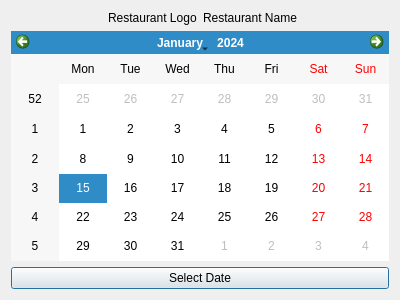
The window that calendardialog.ui (PeteCastle/PEx5) describes before a commit, drawn with Qt 5.
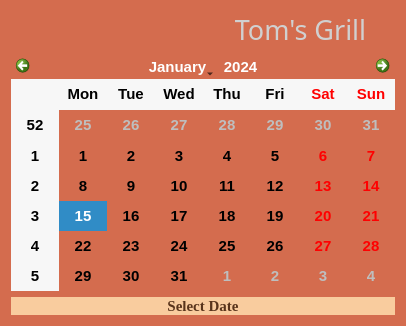
The same window after the commit. Icons and pictures are not drawn.

```diff
--- a/calendardialog.ui
+++ b/calendardialog.ui
@@ -6,37 +6,71 @@
    <rect>
     <x>0</x>
     <y>0</y>
-    <width>400</width>
-    <height>300</height>
+    <width>406</width>
+    <height>326</height>
    </rect>
   </property>
   <property name="windowTitle">
-   <string>Dialog</string>
+   <string>Calendar</string>
+  </property>
+  <property name="styleSheet">
+   <string notr="true">background-color: rgb(212, 108, 78);</string>
   </property>
   <layout class="QVBoxLayout" name="verticalLayout">
    <item>
     <layout class="QHBoxLayout" name="horizontalLayout">
-     <item alignment="Qt::AlignRight">
+     <item>
       <widget class="QLabel" name="label">
+       <property name="styleSheet">
+        <string notr="true">image: url(:/logo/pictures/logo 4.png);</string>
+       </property>
        <property name="text">
-        <string>Restaurant Logo</string>
+        <string/>
        </property>
       </widget>
      </item>
      <item>
       <widget class="QLabel" name="label_2">
+       <property name="font">
+        <font>
+         <family>Vineta BT</family>
+         <pointsize>16</pointsize>
+        </font>
+       </property>
+       <property name="styleSheet">
+        <string notr="true">color: rgb(208, 208, 208);</string>
+       </property>
        <property name="text">
-        <string>Restaurant Name</string>
+        <string>&lt;html&gt;&lt;head/&gt;&lt;body&gt;&lt;p align=&quot;center&quot;&gt;&lt;span style=&quot; font-size:20pt;&quot;&gt;Tom's Grill&lt;/span&gt;&lt;/p&gt;&lt;/body&gt;&lt;/html&gt;</string>
        </property>
       </widget>
      </item>
     </layout>
    </item>
    <item>
-    <widget class="QCalendarWidget" name="calendarWidget"/>
+    <widget class="QCalendarWidget" name="calendarWidget">
+     <property name="font">
+      <font>
+       <pointsize>11</pointsize>
+       <bold>true</bold>
+      </font>
+     </property>
+    </widget>
    </item>
    <item>
     <widget class="QPushButton" name="pushButton">
+     <property name="font">
+      <font>
+       <family>Georgia</family>
+       <pointsize>11</pointsize>
+       <bold>true</bold>
+      </font>
+     </property>
+     <property name="styleSheet">
+      <string notr="true">background-color: rgb(249, 204, 158);
+color: rgb(89, 52, 27);
+border-radius: 10px;</string>
+     </property>
      <property name="text">
       <string>Select Date</string>
      </property>
```
